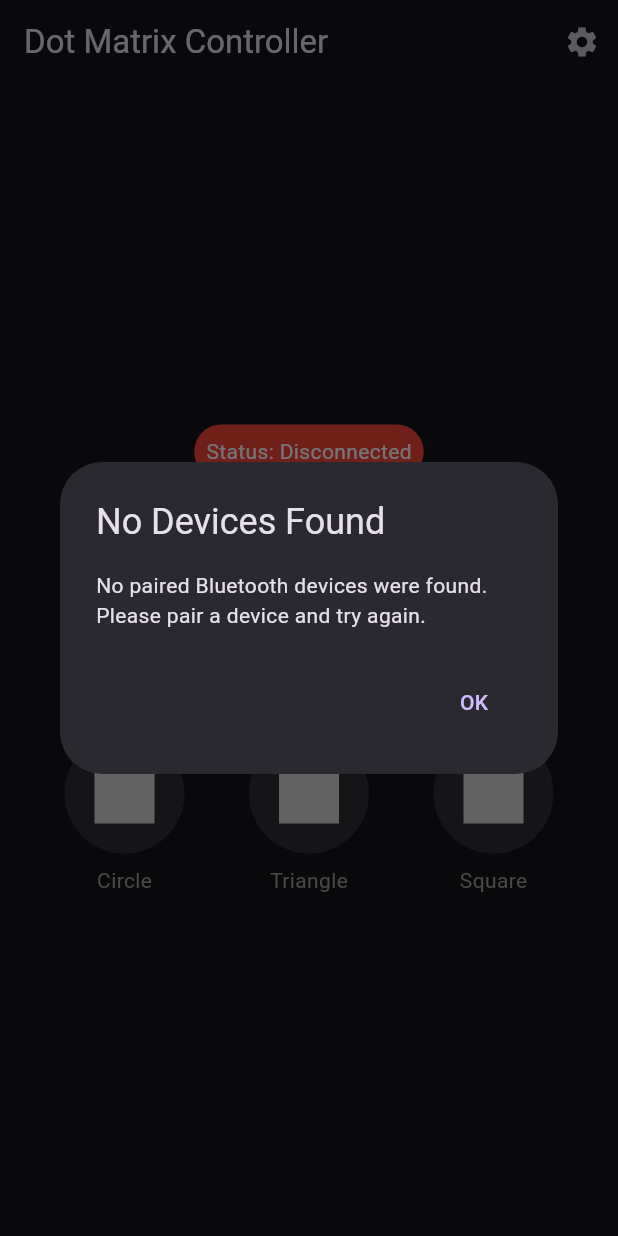
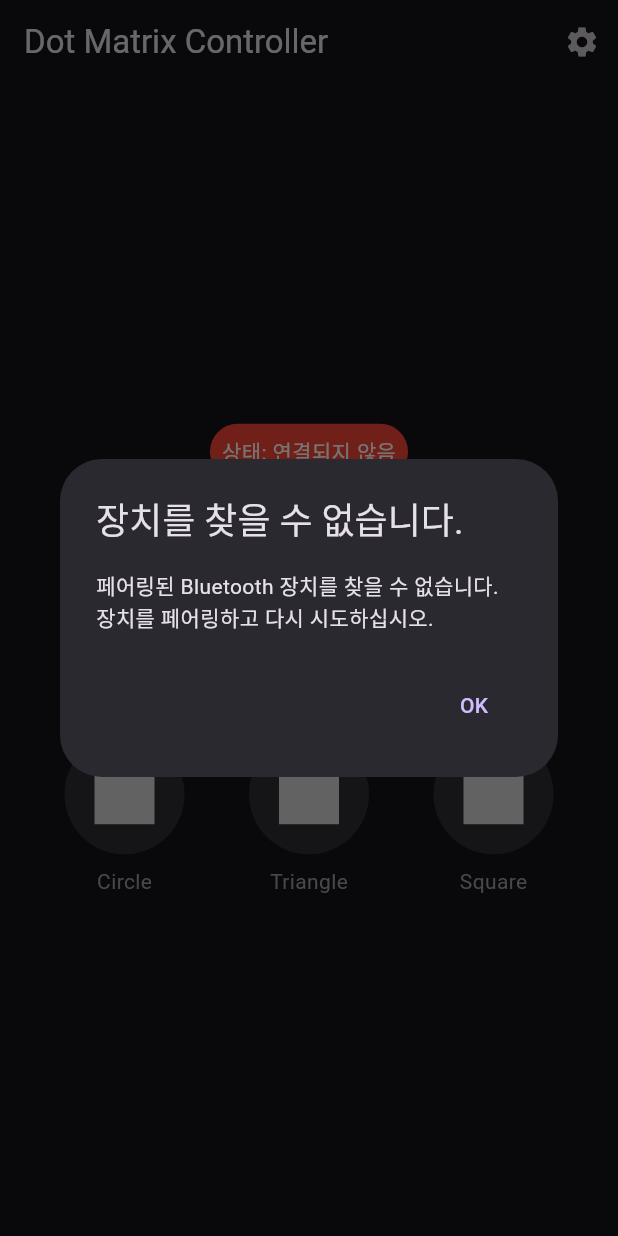
Before and after one commit to UNIVERSITY-IOT-LAB/dot_matrix_controller_test, a Flutter app: the screen it shows after launch, after a tap on "Connect", on a phone screen of 412 x 824 dp. Run offline on Flutter 3.47's test engine with Material 3 defaults, Android fonts, the light colour scheme and no system bars; our stand-ins replace flutter_bluetooth_serial, flutter_svg, permission_handler; project files that could hold a hidden picture were left out.

Commit message:
v1.0.2
한국어

```diff
--- a/dot_matrix_controller/lib/services/bluetooth_service.dart
+++ b/dot_matrix_controller/lib/services/bluetooth_service.dart
@@ -7,7 +7,7 @@ import 'package:permission_handler/permission_handler.dart';
 class BluetoothService extends ChangeNotifier {
   BluetoothConnection? _connection;
   bool _isConnected = false;
-  String _connectionStatus = 'Disconnected';
+  String _connectionStatus = '연결되지 않음';
 
   bool get isConnected => _isConnected;
   String get connectionStatus => _connectionStatus;
@@ -40,19 +40,19 @@ class BluetoothService extends ChangeNotifier {
     if (selectedDevice == null) return;
 
     await BluetoothConnection.toAddress(selectedDevice.address).then((_connection) {
-      print('Connected to the device');
+      print('장치 연결');
       this._connection = _connection;
       _isConnected = true;
-      _connectionStatus = 'Connected';
+      _connectionStatus = '연결됨';
       notifyListeners();
 
       _connection.input!.listen(_onDataReceived).onDone(() {
         disconnect();
       });
     }).catchError((error) {
-      print('Cannot connect, exception occurred');
+      print('연결할 수 없습니다. 예외가 발생했습니다.');
       print(error);
-      _showErrorDialog(context, 'Failed to connect to the device.');
+      _showErrorDialog(context, '장치에 연결하지 못했습니다.');
     });
   }
 
@@ -60,7 +60,7 @@ class BluetoothService extends ChangeNotifier {
     _connection?.dispose();
     _connection = null;
     _isConnected = false;
-    _connectionStatus = 'Disconnected';
+    _connectionStatus = '연결 끊김';
     notifyListeners();
   }
 
@@ -71,7 +71,7 @@ class BluetoothService extends ChangeNotifier {
         print('Command sent: $command');
       });
     } else {
-      print('Not connected to any device');
+      print('기기와 연결되어있지 않습니다.');
     }
   }
 
@@ -85,13 +85,13 @@ class BluetoothService extends ChangeNotifier {
       context: context,
       builder: (BuildContext context) {
         return SimpleDialog(
-          title: const Text('Select a device'),
+          title: const Text('장치 선택'),
           children: devices.map((device) {
             return SimpleDialogOption(
               onPressed: () {
                 Navigator.pop(context, device);
               },
-              child: Text(device.name ?? "Unknown device"),
+              child: Text(device.name ?? "알 수 없는 장치"),
             );
           }).toList(),
         );
@@ -103,8 +103,8 @@ class BluetoothService extends ChangeNotifier {
     showDialog(
       context: context,
       builder: (context) => AlertDialog(
-        title: Text('Permissions Required'),
-        content: Text('Bluetooth and location permissions are required for this app to function.'),
+        title: Text('권한 설정'),
+        content: Text('이 앱이 작동하려면 블루투스 및 위치 권한이 필요합니다.'),
         actions: [
           TextButton(
             child: Text('OK'),
@@ -119,8 +119,8 @@ class BluetoothService extends ChangeNotifier {
     showDialog(
       context: context,
       builder: (context) => AlertDialog(
-        title: Text('No Devices Found'),
-        content: Text('No paired Bluetooth devices were found. Please pair a device and try again.'),
+        title: Text('장치를 찾을 수 없습니다.'),
+        content: Text('페어링된 Bluetooth 장치를 찾을 수 없습니다. 장치를 페어링하고 다시 시도하십시오.'),
         actions: [
           TextButton(
             child: Text('OK'),
--- a/dot_matrix_controller/lib/widgets/connection_status.dart
+++ b/dot_matrix_controller/lib/widgets/connection_status.dart
@@ -14,7 +14,7 @@ class ConnectionStatus extends StatelessWidget {
             borderRadius: BorderRadius.circular(20),
           ),
           child: Text(
-            'Status: ${bluetoothService.connectionStatus}',
+            '상태: ${bluetoothService.connectionStatus}',
             style: TextStyle(color: Colors.white),
           ),
         );
```
